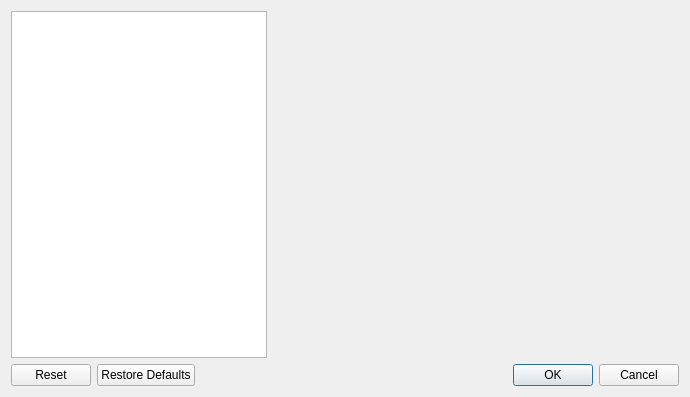
The window that Libs/Widgets/Resources/UI/ctkSettingsDialog.ui (commontk/CTK) describes before a commit, drawn with Qt 5.
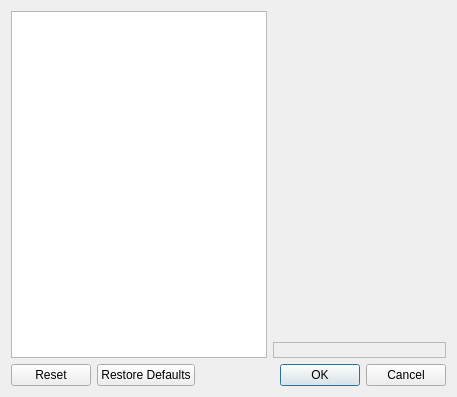
The same window after the commit.

Commit message: Add RequireRestart property in ctkSettingsPanel/Dialog

Patch:
```diff
--- a/Libs/Widgets/Resources/UI/ctkSettingsDialog.ui
+++ b/Libs/Widgets/Resources/UI/ctkSettingsDialog.ui
@@ -6,15 +6,15 @@
    <rect>
     <x>0</x>
     <y>0</y>
-    <width>690</width>
+    <width>457</width>
     <height>397</height>
    </rect>
   </property>
   <property name="windowTitle">
    <string>Settings</string>
   </property>
-  <layout class="QGridLayout" name="gridLayout" columnstretch="0,1">
-   <item row="0" column="0">
+  <layout class="QGridLayout" name="gridLayout" columnstretch="0,0">
+   <item row="0" column="0" rowspan="2">
     <widget class="QTreeWidget" name="SettingsTreeWidget">
      <property name="headerHidden">
       <bool>true</bool>
@@ -29,7 +29,7 @@
    <item row="0" column="1">
     <widget class="QStackedWidget" name="SettingsStackedWidget"/>
    </item>
-   <item row="1" column="0" colspan="2">
+   <item row="2" column="0" colspan="2">
     <widget class="QDialogButtonBox" name="SettingsButtonBox">
      <property name="orientation">
       <enum>Qt::Horizontal</enum>
@@ -39,6 +39,34 @@
      </property>
     </widget>
    </item>
+   <item row="1" column="1">
+    <widget class="QLabel" name="RestartRequiredLabel">
+     <property name="frameShape">
+      <enum>QFrame::StyledPanel</enum>
+     </property>
+     <property name="frameShadow">
+      <enum>QFrame::Sunken</enum>
+     </property>
+     <property name="text">
+      <string/>
+     </property>
+     <property name="textFormat">
+      <enum>Qt::RichText</enum>
+     </property>
+     <property name="scaledContents">
+      <bool>true</bool>
+     </property>
+     <property name="alignment">
+      <set>Qt::AlignLeading|Qt::AlignLeft|Qt::AlignTop</set>
+     </property>
+     <property name="wordWrap">
+      <bool>true</bool>
+     </property>
+     <property name="textInteractionFlags">
+      <set>Qt::NoTextInteraction</set>
+     </property>
+    </widget>
+   </item>
   </layout>
  </widget>
  <resources/>
```
The commit also changes 7 other files.
